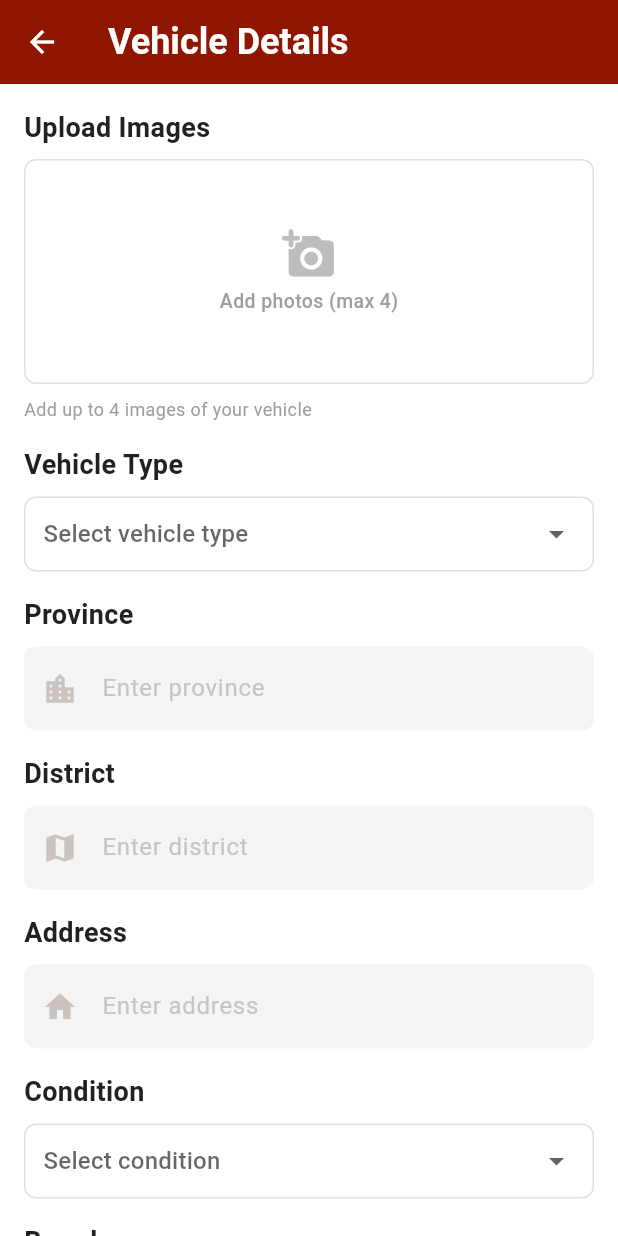
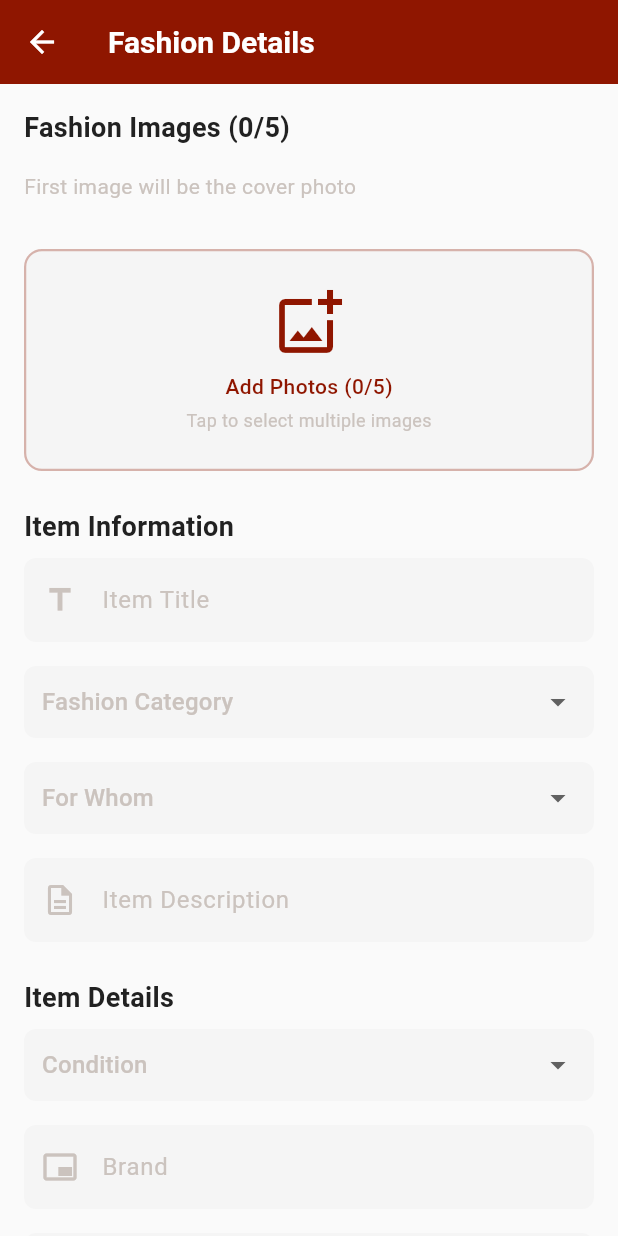
Before and after one commit to Imesh-Madushan-Dev/Yaka-App-Revamp, a Flutter app: the PostAdPage screen opened directly, after a tap on "Fashion", on a phone screen of 412 x 824 dp. Run offline on Flutter 3.47's test engine with Material 3 defaults, Android fonts, the light colour scheme and no system bars; our stand-ins replace icons_plus, image_picker, shared_preferences; accounts and stored records are empty.

Commit message:
feat(post_ad_page): add fashion details screen for posting fashion ads
Introduce a new screen for posting fashion-related ads, including fields for item information, fashion type, gender, condition, brand, size, material, location, pricing, and contact details. The screen also supports image uploads with a maximum limit of 5 images, where the first image is designated as the cover photo. This addition enhances the app's functionality by providing a dedicated interface for fashion ad postings.

```diff
--- /dev/null
+++ b/lib/screens/main/post_ad_page/post_ad-sub_pages/fashion_details.dart
@@ -0,0 +1,487 @@
+import 'dart:io';
+
+import 'package:flutter/material.dart';
+import 'package:image_picker/image_picker.dart';
+import 'package:yaka_app/constants/app_colors.dart';
+import 'package:yaka_app/widgets/custom_text_field.dart';
+import 'package:yaka_app/widgets/custom_button.dart';
+
+class FashionDetailsScreen extends StatefulWidget {
+  const FashionDetailsScreen({super.key});
+
+  @override
+  State<FashionDetailsScreen> createState() => _FashionDetailsScreenState();
+}
+
+class _FashionDetailsScreenState extends State<FashionDetailsScreen> {
+  final Map<String, TextEditingController> _controllers = {
+    'title': TextEditingController(),
+    'description': TextEditingController(),
+    'province': TextEditingController(),
+    'district': TextEditingController(),
+    'address': TextEditingController(),
+    'price': TextEditingController(),
+    'brand': TextEditingController(),
+    'size': TextEditingController(),
+    'material': TextEditingController(),
+    'contactPhone': TextEditingController(),
+    'contactEmail': TextEditingController(),
+  };
+
+  String? _selectedFashionType;
+  String? _selectedGender;
+  String? _selectedCondition;
+
+  final List<String> fashionTypes = [
+    'Clothing',
+    'Shoes',
+    'Accessories',
+    'Bags',
+    'Jewelry',
+    'Watches',
+    'Traditional Wear',
+    'Sportswear',
+    'Other'
+  ];
+
+  final List<String> genderOptions = [
+    'Men',
+    'Women',
+    'Unisex',
+    'Kids',
+    'Boys',
+    'Girls'
+  ];
+
+  final List<String> conditions = [
+    'Brand New with Tags',
+    'Brand New',
+    'Like New',
+    'Gently Used',
+    'Well Used',
+    'Vintage'
+  ];
+
+  final List<File> _selectedImages = [];
+  final int _maxImages = 5;
+  final ImagePicker _picker = ImagePicker();
+
+  @override
+  void dispose() {
+    _controllers.forEach((_, controller) => controller.dispose());
+    super.dispose();
+  }
+
+  Future<void> _pickImages() async {
+    final List<XFile>? images = await _picker.pickMultiImage();
+    if (images != null) {
+      setState(() {
+        for (var image in images) {
+          if (_selectedImages.length < _maxImages) {
+            _selectedImages.add(File(image.path));
+          } else {
+            break;
+          }
+        }
+      });
+    }
+  }
+
+  void _removeImage(int index) {
+    setState(() {
+      _selectedImages.removeAt(index);
+    });
+  }
+
+  Widget _buildSectionTitle(String title) {
+    return Column(
+      crossAxisAlignment: CrossAxisAlignment.start,
+      children: [
+        Text(
+          title,
+          style: TextStyle(
+            fontSize: 18,
+            fontWeight: FontWeight.bold,
+            color: AppColors.onSurfaceColor,
+          ),
+        ),
+        const SizedBox(height: 8),
+      ],
+    );
+  }
+
+  Widget _buildDropdown({
+    required String? value,
+    required List<String> items,
+    required String hint,
+    required Function(String?) onChanged,
+  }) {
+    return Container(
+      padding: const EdgeInsets.symmetric(horizontal: 12),
+      decoration: BoxDecoration(
+        color: Colors.grey[100],
+        borderRadius: BorderRadius.circular(8),
+      ),
+      child: DropdownButtonHideUnderline(
+        child: DropdownButton<String>(
+          value: value,
+          isExpanded: true,
+          hint:
+              Text(hint, style: TextStyle(color: AppColors.secondaryTextColor)),
+          items: items.map((String item) {
+            return DropdownMenuItem<String>(
+              value: item,
+              child: Text(item),
+            );
+          }).toList(),
+          onChanged: onChanged,
+        ),
+      ),
+    );
+  }
+
+  @override
+  Widget build(BuildContext context) {
+    return Scaffold(
+      backgroundColor: Colors.grey[50],
+      appBar: AppBar(
+        backgroundColor: AppColors.primaryColor,
+        title: Text(
+          "Fashion Details",
+          style: TextStyle(
+            fontSize: 20,
+            fontWeight: FontWeight.bold,
+            color: AppColors.backgroundColor,
+          ),
+        ),
+        leading: IconButton(
+          icon: Icon(Icons.arrow_back, color: AppColors.backgroundColor),
+          onPressed: () => Navigator.pop(context),
+        ),
+      ),
+      body: SingleChildScrollView(
+        padding: const EdgeInsets.all(16.0),
+        child: Column(
+          crossAxisAlignment: CrossAxisAlignment.start,
+          children: [
+            // Images section moved to the top
+            _buildImagePicker(),
+
+            const SizedBox(height: 24),
+
+            // Basic Information
+            _buildSectionTitle("Item Information"),
+            CustomTextField(
+              hintText: "Item Title",
+              controller: _controllers['title'],
+              prefixIcon: Icons.title_outlined,
+            ),
+            const SizedBox(height: 16),
+
+            // Fashion Type
+            _buildDropdown(
+              value: _selectedFashionType,
+              items: fashionTypes,
+              hint: "Fashion Category",
+              onChanged: (value) {
+                setState(() {
+                  _selectedFashionType = value;
+                });
+              },
+            ),
+
+            const SizedBox(height: 16),
+
+            // Gender
+            _buildDropdown(
+              value: _selectedGender,
+              items: genderOptions,
+              hint: "For Whom",
+              onChanged: (value) {
+                setState(() {
+                  _selectedGender = value;
+                });
+              },
+            ),
+
+            const SizedBox(height: 16),
+            CustomTextField(
+              hintText: "Item Description",
+              controller: _controllers['description'],
+              prefixIcon: Icons.description_outlined,
+              keyboardType: TextInputType.multiline,
+            ),
+
+            const SizedBox(height: 24),
+
+            // Item Details
+            _buildSectionTitle("Item Details"),
+            _buildDropdown(
+              value: _selectedCondition,
+              items: conditions,
+              hint: "Condition",
+              onChanged: (value) {
+                setState(() {
+                  _selectedCondition = value;
+                });
+              },
+            ),
+            const SizedBox(height: 16),
+            CustomTextField(
+              hintText: "Brand",
+              controller: _controllers['brand'],
+              prefixIcon: Icons.branding_watermark_outlined,
+            ),
+            const SizedBox(height: 16),
+            CustomTextField(
+              hintText: "Size",
+              controller: _controllers['size'],
+              prefixIcon: Icons.straighten_outlined,
+            ),
+            const SizedBox(height: 16),
+            CustomTextField(
+              hintText: "Material",
+              controller: _controllers['material'],
+              prefixIcon: Icons.texture_outlined,
+            ),
+
+            const SizedBox(height: 24),
+
+            // Location Information
+            _buildSectionTitle("Location Information"),
+            CustomTextField(
+              hintText: "Province",
+              controller: _controllers['province'],
+              prefixIcon: Icons.location_city_outlined,
+            ),
+            const SizedBox(height: 16),
+            CustomTextField(
+              hintText: "District",
+              controller: _controllers['district'],
+              prefixIcon: Icons.map_outlined,
+            ),
+            const SizedBox(height: 16),
+            CustomTextField(
+              hintText: "Address",
+              controller: _controllers['address'],
+              prefixIcon: Icons.home_outlined,
+              keyboardType: TextInputType.multiline,
+            ),
+
+            const SizedBox(height: 24),
+
+            // Pricing Information
+            _buildSectionTitle("Pricing Information"),
+            CustomTextField(
+              hintText: "Price (LKR)",
+              controller: _controllers['price'],
+              prefixIcon: Icons.attach_money_outlined,
+              keyboardType: TextInputType.number,
+            ),
+
+            const SizedBox(height: 24),
+
+            // Contact Information
+            _buildSectionTitle("Contact Information"),
+            CustomTextField(
+              hintText: "Contact Phone",
+              controller: _controllers['contactPhone'],
+              prefixIcon: Icons.phone_outlined,
+              keyboardType: TextInputType.phone,
+            ),
+            const SizedBox(height: 16),
+            CustomTextField(
+              hintText: "Contact Email",
+              controller: _controllers['contactEmail'],
+              prefixIcon: Icons.email_outlined,
+              keyboardType: TextInputType.emailAddress,
+            ),
+
+            const SizedBox(height: 32),
+
+            // Submit Button
+            CustomButton(
+              text: "Post Fashion Ad",
+              onPressed: () {
+                // Implement fashion posting logic
+                // Validate fields and submit data
+                ScaffoldMessenger.of(context).showSnackBar(
+                  SnackBar(content: Text('Fashion ad posted successfully!')),
+                );
+                Navigator.pop(context);
+              },
+            ),
+
+            const SizedBox(height: 24),
+          ],
+        ),
+      ),
+    );
+  }
+
+  Widget _buildImagePicker() {
+    return Column(
+      crossAxisAlignment: CrossAxisAlignment.start,
+      children: [
+        _buildSectionTitle("Fashion Images (${_selectedImages.length}/$_maxImages)"),
+        const SizedBox(height: 8),
+        Text(
+          "First image will be the cover photo",
+          style: TextStyle(
+            fontSize: 14,
+            color: AppColors.secondaryTextColor,
+          ),
+        ),
+        const SizedBox(height: 16),
+
+        // Image grid with improved design
+        if (_selectedImages.isNotEmpty)
+          Container(
+            decoration: BoxDecoration(
+              borderRadius: BorderRadius.circular(12),
+              border: Border.all(color: Colors.grey[300]!),
+            ),
+            child: ClipRRect(
+              borderRadius: BorderRadius.circular(12),
+              child: GridView.builder(
+                shrinkWrap: true,
+                physics: NeverScrollableScrollPhysics(),
+                gridDelegate: SliverGridDelegateWithFixedCrossAxisCount(
+                  crossAxisCount: 3,
+                  crossAxisSpacing: 2,
+                  mainAxisSpacing: 2,
+                ),
+                itemCount: _selectedImages.length,
+                itemBuilder: (context, index) {
+                  return Stack(
+                    fit: StackFit.expand,
+                    children: [
+                      // Image
+                      Image.file(
+                        _selectedImages[index],
+                        fit: BoxFit.cover,
+                      ),
+
+                      // Cover photo indicator for first image
+                      if (index == 0)
+                        Positioned(
+                          bottom: 0,
+                          left: 0,
+                          right: 0,
+                          child: Container(
+                            padding: EdgeInsets.symmetric(vertical: 4),
+                            color: AppColors.primaryColor.withOpacity(0.7),
+                            child: Text(
+                              "Cover",
+                              textAlign: TextAlign.center,
+                              style: TextStyle(
+                                color: Colors.white,
+                                fontSize: 12,
+                                fontWeight: FontWeight.bold,
+                              ),
+                            ),
+                          ),
+                        ),
+
+                      // Delete button
+                      Positioned(
+                        top: 5,
+                        right: 5,
+                        child: GestureDetector(
+                          onTap: () => _removeImage(index),
+                          child: Container(
+                            padding: EdgeInsets.all(4),
+                            decoration: BoxDecoration(
+                              color: Colors.black.withOpacity(0.6),
+                              shape: BoxShape.circle,
+                            ),
+                            child: Icon(
+                              Icons.close,
+                              color: Colors.white,
+                              size: 16,
+                            ),
+                          ),
+                        ),
+                      ),
+                    ],
+                  );
+                },
+              ),
+            ),
+          ),
+
+        const SizedBox(height: 16),
+
+        // Add image button with improved design
+        if (_selectedImages.length < _maxImages)
+          InkWell(
+            onTap: _pickImages,
+            child: Container(
+              width: double.infinity,
+              padding: EdgeInsets.symmetric(vertical: 24),
+              decoration: BoxDecoration(
+                color: Colors.grey[100],
+                borderRadius: BorderRadius.circular(12),
+                border: Border.all(
+                  color: AppColors.primaryColor.withOpacity(0.3),
+                  width: 1.5,
+                ),
+              ),
+              child: Column(
+                children: [
+                  Icon(
+                    Icons.add_photo_alternate_outlined,
+                    size: 48,
+                    color: AppColors.primaryColor,
+                  ),
+                  const SizedBox(height: 8),
+                  Text(
+                    "Add Photos (${_selectedImages.length}/$_maxImages)",
+                    style: TextStyle(
+                      color: AppColors.primaryColor,
+                      fontWeight: FontWeight.w500,
+                    ),
+                  ),
+                  const SizedBox(height: 4),
+                  Text(
+                    "Tap to select multiple images",
+                    style: TextStyle(
+                      color: AppColors.secondaryTextColor,
+                      fontSize: 12,
+                    ),
+                  ),
+                ],
+              ),
+            ),
+          ),
+
+        // Show message when max images reached
+        if (_selectedImages.length >= _maxImages)
+          Container(
+            width: double.infinity,
+            padding: EdgeInsets.symmetric(vertical: 12, horizontal: 16),
+            decoration: BoxDecoration(
+              color: Colors.grey[100],
+              borderRadius: BorderRadius.circular(8),
+              border: Border.all(color: Colors.grey[300]!),
+            ),
+            child: Row(
+              children: [
+                Icon(Icons.info_outline, color: Colors.amber[700], size: 20),
+                const SizedBox(width: 8),
+                Expanded(
+                  child: Text(
+                    "Maximum number of images ($_maxImages) reached",
+                    style: TextStyle(
+                      color: Colors.amber[700],
+                      fontSize: 14,
+                    ),
+                  ),
+                ),
+              ],
+            ),
+          ),
+      ],
+    );
+  }
+}
--- a/lib/screens/main/post_ad_page/post_ad_page.dart
+++ b/lib/screens/main/post_ad_page/post_ad_page.dart
@@ -2,6 +2,7 @@ import 'package:flutter/material.dart';
 import 'package:yaka_app/constants/app_colors.dart';
 import 'package:yaka_app/screens/main/post_ad_page/post_ad-sub_pages/job_details.dart';
 import 'package:yaka_app/screens/main/post_ad_page/post_ad-sub_pages/services_details.dart';
+import 'package:yaka_app/screens/main/post_ad_page/post_ad-sub_pages/fashion_details.dart';
 
 import 'post_ad-sub_pages/electronic_details.dart';
 import 'post_ad-sub_pages/vehicale_details.dart';
@@ -140,7 +141,7 @@ class _PostAdPageState extends State<PostAdPage> {
                           () => Navigator.push(
                             context,
                             MaterialPageRoute(
-                                builder: (context) => VehicleDetailsScreen()),
+                                builder: (context) => FashionDetailsScreen()),
                           ),
                         ),
                       ],
```
